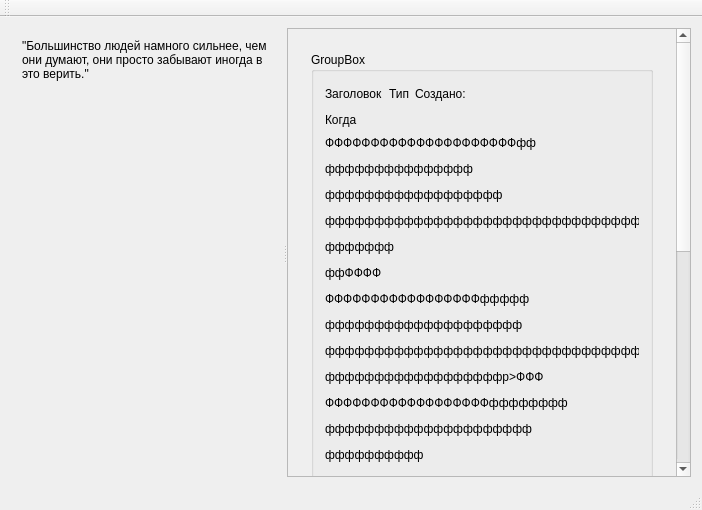
The window that MattyNotes/mattynotesmainwindow.ui (MattyMatiss/MattyNotesOld) describes before a commit, drawn with Qt 5.
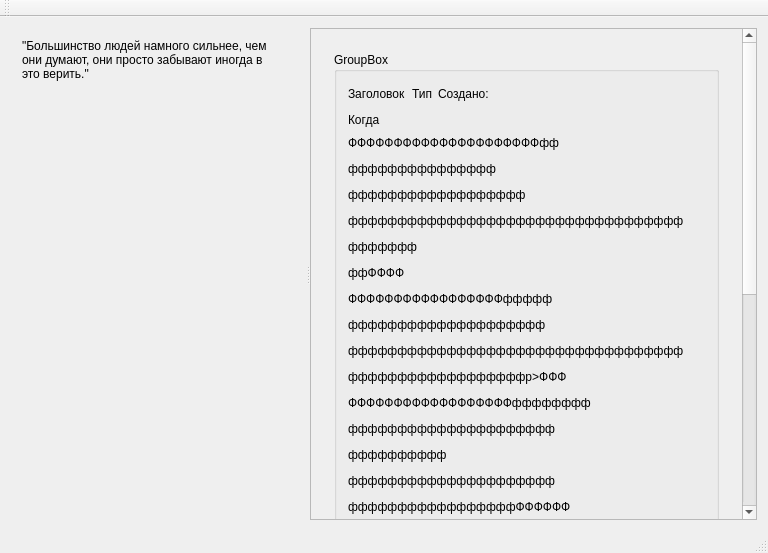
The same window after the commit.

Diff of the .ui file:
```diff
--- a/MattyNotes/mattynotesmainwindow.ui
+++ b/MattyNotes/mattynotesmainwindow.ui
@@ -6,8 +6,8 @@
    <rect>
     <x>0</x>
     <y>0</y>
-    <width>702</width>
-    <height>510</height>
+    <width>768</width>
+    <height>553</height>
    </rect>
   </property>
   <property name="windowTitle">
@@ -71,7 +71,7 @@
          <rect>
           <x>0</x>
           <y>0</y>
-          <width>371</width>
+          <width>409</width>
           <height>870</height>
          </rect>
         </property>
```
Left out of the diff: 2 changed lines with no effect on the pictures.
